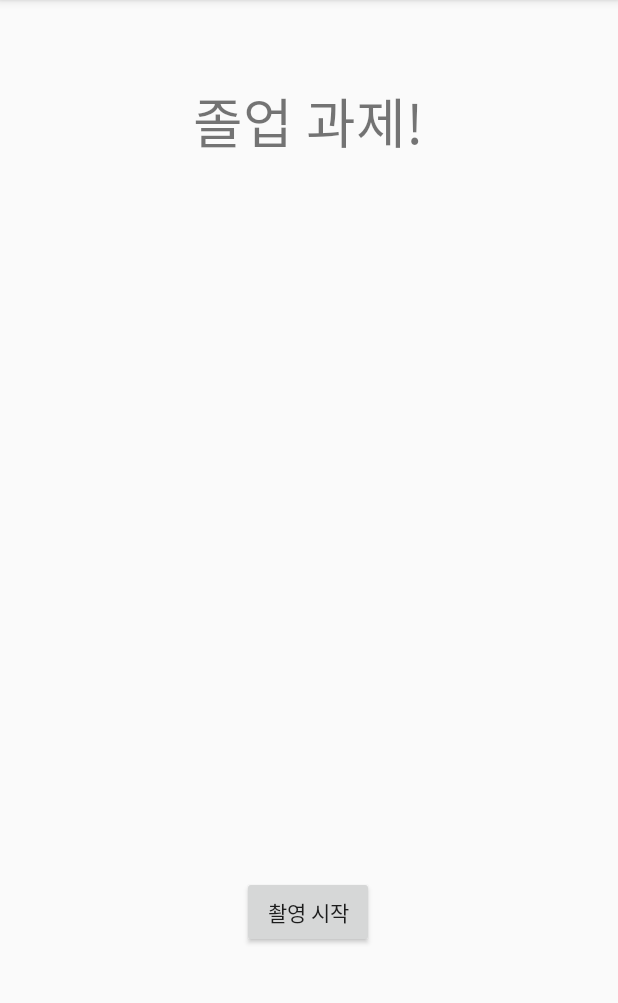
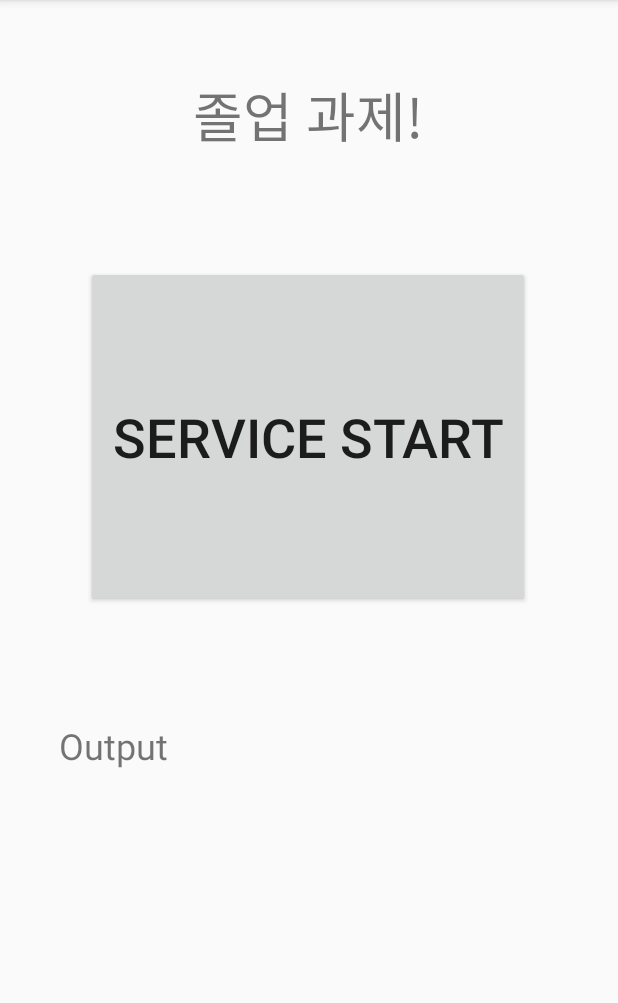
Before and after one commit to vghjm/graduation_project, an Android app: the screen it shows after launch (MainActivity), on a phone screen of 412 x 824 dp, the part 84-1087 px from its top. Run offline under Robolectric (Android 15) with nearby library versions, the phone set to English and light mode, and no system bars.

Commit message:
0924 android

```diff
--- a/android/app/src/main/java/com/example/graduateproject/MainActivity.java
+++ b/android/app/src/main/java/com/example/graduateproject/MainActivity.java
@@ -11,18 +11,26 @@ import android.content.pm.PackageManager;
 import android.os.Bundle;
 import android.view.View;
 import android.widget.Button;
+import android.widget.TextView;
 import android.widget.Toast;
 
 public class MainActivity extends AppCompatActivity {
 
     //Context context = getApplicationContext();
     Button startbutton;
+    TextView output;
     public static boolean servicecheck = false;
+    public static Context mContext;
+
+    public void setText(String text) {
+        output.setText(text);
+    }
 
     @Override
     protected void onCreate(Bundle savedInstanceState) {
         super.onCreate(savedInstanceState);
         setContentView(R.layout.activity_main);
+        mContext = this;
 
         // 권한 설정
         if (ContextCompat.checkSelfPermission(this, Manifest.permission.CAMERA)
@@ -35,6 +43,7 @@ public class MainActivity extends AppCompatActivity {
         }
 
         startbutton = (Button) findViewById(R.id.button);
+        output = (TextView) findViewById(R.id.textView);
         startbutton.setOnClickListener(new Button.OnClickListener(){
             @Override
             public void onClick(View view){
@@ -42,11 +51,11 @@ public class MainActivity extends AppCompatActivity {
                 if(!servicecheck)
                 {
                     servicecheck = true;
-                    Toast.makeText(getApplicationContext(), "SERVICE START", Toast.LENGTH_SHORT);
+                    startbutton.setText("SERVICE END");
                     startService(tmpIntent);
                 }else{
                     servicecheck = false;
-                    Toast.makeText(getApplicationContext(), "SERVICE END", Toast.LENGTH_SHORT);
+                    startbutton.setText("SERVICE START");
                     stopService(tmpIntent);
                 }
 
@@ -54,5 +63,4 @@ public class MainActivity extends AppCompatActivity {
         });
 
     }
-
 }
--- a/android/app/src/main/res/layout/activity_main.xml
+++ b/android/app/src/main/res/layout/activity_main.xml
@@ -18,17 +18,30 @@
         app:layout_constraintRight_toRightOf="parent"
         app:layout_constraintStart_toStartOf="parent"
         app:layout_constraintTop_toTopOf="parent"
-        app:layout_constraintVertical_bias="0.102" />
+        app:layout_constraintVertical_bias="0.408" />
 
     <Button
         android:id="@+id/button"
-        android:layout_width="wrap_content"
-        android:layout_height="wrap_content"
-        android:layout_marginBottom="136dp"
-        android:text="촬영 시작"
+        android:layout_width="296dp"
+        android:layout_height="227dp"
+        android:layout_marginBottom="76dp"
+        android:text="Service Start"
+        android:textSize="36sp"
+        app:layout_constraintBottom_toTopOf="@+id/textView"
+        app:layout_constraintEnd_toEndOf="parent"
+        app:layout_constraintHorizontal_bias="0.495"
+        app:layout_constraintStart_toStartOf="parent" />
+
+    <TextView
+        android:id="@+id/textView"
+        android:layout_width="332dp"
+        android:layout_height="251dp"
+        android:layout_marginBottom="36dp"
+        android:text="Output"
+        android:textSize="24sp"
         app:layout_constraintBottom_toBottomOf="parent"
         app:layout_constraintEnd_toEndOf="parent"
-        app:layout_constraintHorizontal_bias="0.498"
+        app:layout_constraintHorizontal_bias="0.493"
         app:layout_constraintStart_toStartOf="parent" />
 
 </androidx.constraintlayout.widget.ConstraintLayout>
```
Also changed, not shown: android/app/src/main/java/com/example/graduateproject/CameraService.java (+23 -7 lines), android/app/src/main/java/com/example/graduateproject/FaceScanner.java (+39 -2 lines), android/app/src/main/java/com/example/graduateproject/FileUploadUtil.java (+25 -6 lines).
